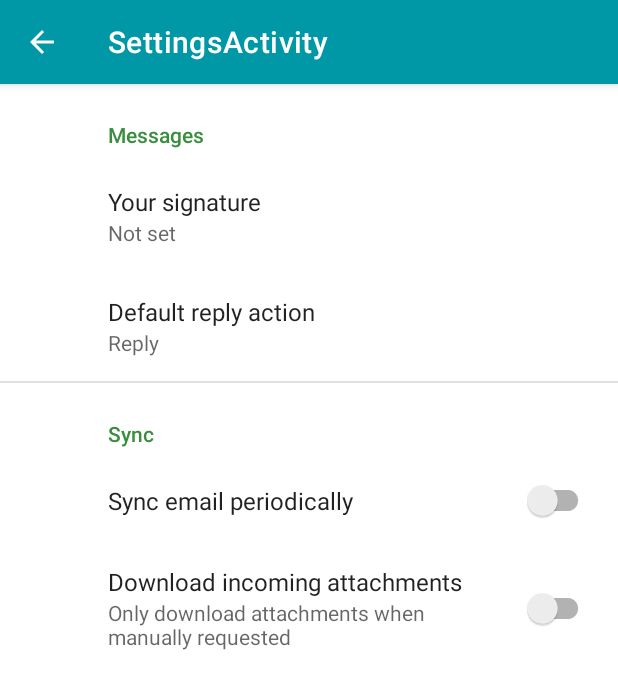
After one commit to Fredriish/Android-university-project, an Android app: the SettingsActivity screen opened directly, with no data from a screen before it, on a phone screen of 412 x 824 dp. The commit adds this screen. Shown: the top 689 px of the screen. Run offline under Robolectric (Android 15) with nearby library versions, the phone set to English and light mode, and no system bars; our stand-ins replace androidx.preference.

Commit message:
Har skapat settings activity.

```diff
--- a/app/build.gradle
+++ b/app/build.gradle
@@ -34,6 +34,7 @@ dependencies {
     implementation 'com.google.android.material:material:1.3.0'
     implementation 'androidx.constraintlayout:constraintlayout:2.0.4'
     implementation 'androidx.gridlayout:gridlayout:1.0.0'
+    implementation 'androidx.preference:preference:1.1.1'
     testImplementation 'junit:junit:4.+'
     androidTestImplementation 'androidx.test.ext:junit:1.1.2'
     androidTestImplementation 'androidx.test.espresso:espresso-core:3.3.0'
--- a/app/src/main/AndroidManifest.xml
+++ b/app/src/main/AndroidManifest.xml
@@ -9,11 +9,16 @@
         android:roundIcon="@mipmap/ic_launcher_round"
         android:supportsRtl="true"
         android:theme="@style/Theme.Dialer">
-        <activity android:name=".CallListActivity"
-            android:parentActivityName=".MainActivity"></activity>
+        <activity
+            android:name=".SettingsActivity"
+            android:parentActivityName=".MainActivity"
+            android:label="@string/title_activity_settings"></activity>
+        <activity
+            android:name=".CallListActivity"
+            android:parentActivityName=".MainActivity" />
         <activity
             android:name=".DialActivity"
-            android:parentActivityName=".MainActivity"></activity>
+            android:parentActivityName=".MainActivity" />
         <activity android:name=".MainActivity">
             <intent-filter>
                 <action android:name="android.intent.action.MAIN" />
--- /dev/null
+++ b/app/src/main/java/se/miun/frba1901/dt031g/dialer/SettingsActivity.java
@@ -0,0 +1,33 @@
+package se.miun.frba1901.dt031g.dialer;
+
+import android.os.Bundle;
+
+import androidx.appcompat.app.ActionBar;
+import androidx.appcompat.app.AppCompatActivity;
+import androidx.preference.PreferenceFragmentCompat;
+
+public class SettingsActivity extends AppCompatActivity {
+
+    @Override
+    protected void onCreate(Bundle savedInstanceState) {
+        super.onCreate(savedInstanceState);
+        setContentView(R.layout.settings_activity);
+        if (savedInstanceState == null) {
+            getSupportFragmentManager()
+                    .beginTransaction()
+                    .replace(R.id.settings, new SettingsFragment())
+                    .commit();
+        }
+        ActionBar actionBar = getSupportActionBar();
+        if (actionBar != null) {
+            actionBar.setDisplayHomeAsUpEnabled(true);
+        }
+    }
+
+    public static class SettingsFragment extends PreferenceFragmentCompat {
+        @Override
+        public void onCreatePreferences(Bundle savedInstanceState, String rootKey) {
+            setPreferencesFromResource(R.xml.root_preferences, rootKey);
+        }
+    }
+}
--- /dev/null
+++ b/app/src/main/res/layout/settings_activity.xml
@@ -0,0 +1,9 @@
+<LinearLayout xmlns:android="http://schemas.android.com/apk/res/android"
+    android:layout_width="match_parent"
+    android:layout_height="match_parent">
+
+    <FrameLayout
+        android:id="@+id/settings"
+        android:layout_width="match_parent"
+        android:layout_height="match_parent" />
+</LinearLayout>
--- /dev/null
+++ b/app/src/main/res/values/arrays.xml
@@ -0,0 +1,12 @@
+<resources>
+    <!-- Reply Preference -->
+    <string-array name="reply_entries">
+        <item>Reply</item>
+        <item>Reply to all</item>
+    </string-array>
+
+    <string-array name="reply_values">
+        <item>reply</item>
+        <item>reply_all</item>
+    </string-array>
+</resources>
--- a/app/src/main/res/values/strings.xml
+++ b/app/src/main/res/values/strings.xml
@@ -6,4 +6,20 @@
     <string name="map">MAP</string>
     <string name="about">ABOUT</string>
     <string name="welcomeText">What would you like to do?</string>
+    <string name="title_activity_settings">SettingsActivity</string>
+
+    <!-- Preference Titles -->
+    <string name="messages_header">Messages</string>
+    <string name="sync_header">Sync</string>
+
+    <!-- Messages Preferences -->
+    <string name="signature_title">Your signature</string>
+    <string name="reply_title">Default reply action</string>
+
+    <!-- Sync Preferences -->
+    <string name="sync_title">Sync email periodically</string>
+    <string name="attachment_title">Download incoming attachments</string>
+    <string name="attachment_summary_on">Automatically download attachments for incoming emails
+    </string>
+    <string name="attachment_summary_off">Only download attachments when manually requested</string>
 </resources>
--- /dev/null
+++ b/app/src/main/res/xml/root_preferences.xml
@@ -0,0 +1,35 @@
+<PreferenceScreen xmlns:app="http://schemas.android.com/apk/res-auto">
+
+    <PreferenceCategory app:title="@string/messages_header">
+
+        <EditTextPreference
+            app:key="signature"
+            app:title="@string/signature_title"
+            app:useSimpleSummaryProvider="true" />
+
+        <ListPreference
+            app:defaultValue="reply"
+            app:entries="@array/reply_entries"
+            app:entryValues="@array/reply_values"
+            app:key="reply"
+            app:title="@string/reply_title"
+            app:useSimpleSummaryProvider="true" />
+
+    </PreferenceCategory>
+
+    <PreferenceCategory app:title="@string/sync_header">
+
+        <SwitchPreferenceCompat
+            app:key="sync"
+            app:title="@string/sync_title" />
+
+        <SwitchPreferenceCompat
+            app:dependency="sync"
+            app:key="attachment"
+            app:summaryOff="@string/attachment_summary_off"
+            app:summaryOn="@string/attachment_summary_on"
+            app:title="@string/attachment_title" />
+
+    </PreferenceCategory>
+
+</PreferenceScreen>
```
